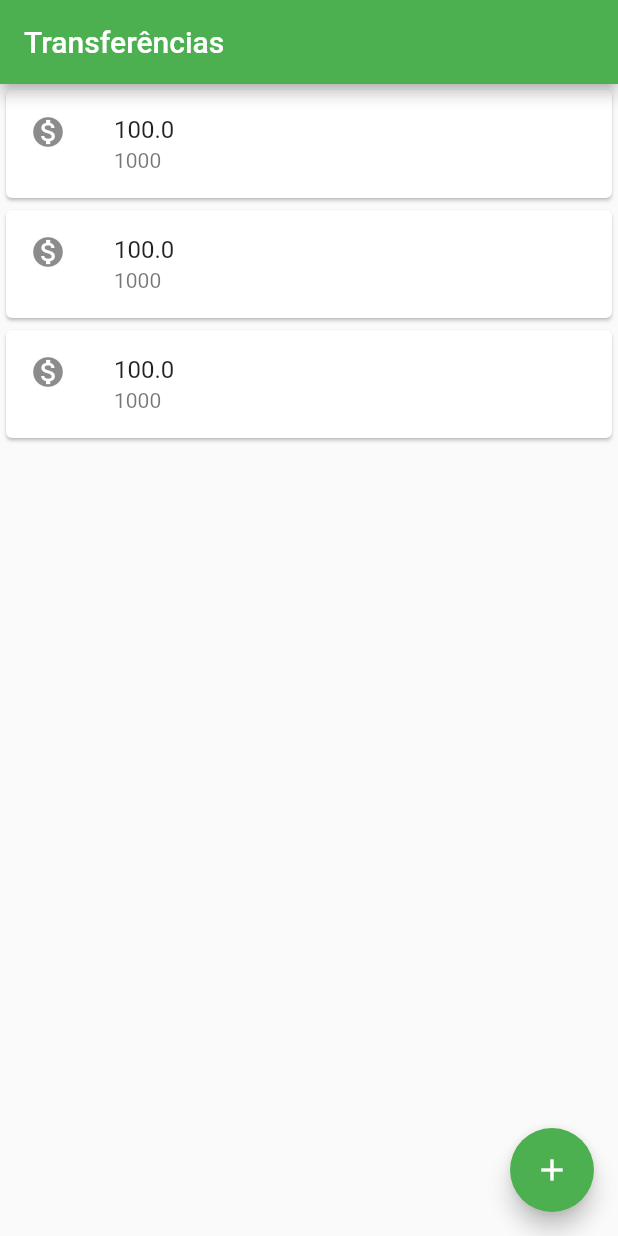
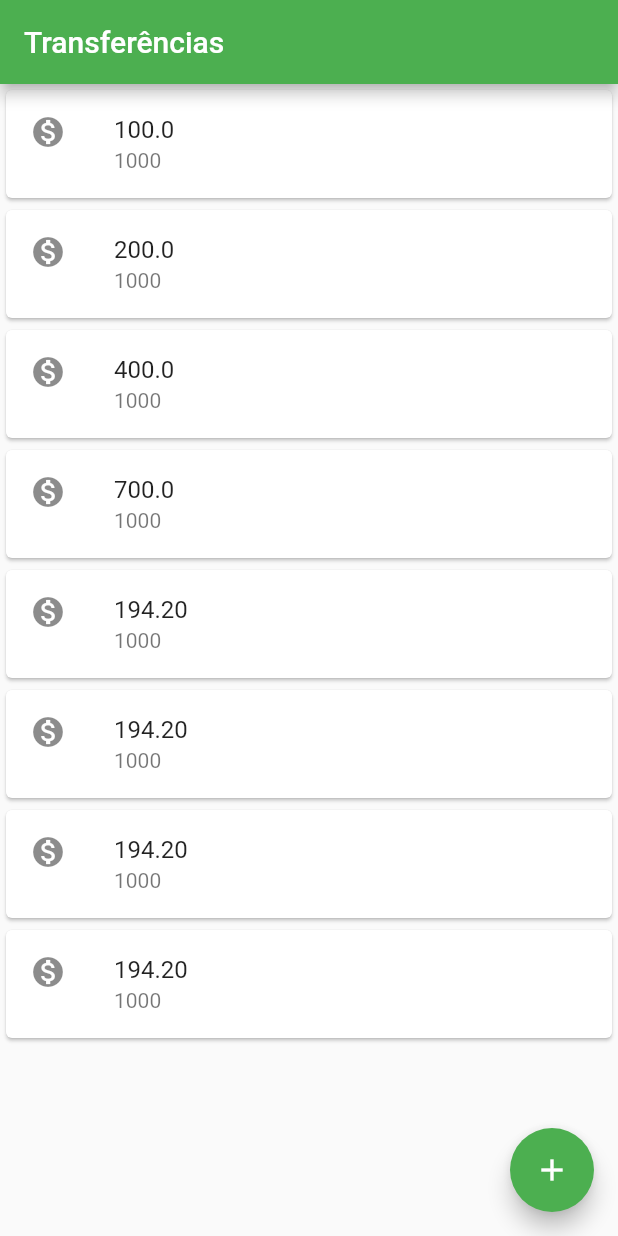
Before and after one commit to javascripto/dart, a Flutter app: the screen it shows after launch, on a phone screen of 412 x 824 dp. Run offline on Flutter 3.47's test engine with Material 2 defaults, Android fonts, the phone set to English and light mode, and no system bars.

Commit message:
separate componente into many

```diff
--- a/src/my_flutter_app/lib/main.dart
+++ b/src/my_flutter_app/lib/main.dart
@@ -1,4 +1,5 @@
 
+import 'dart:math';
 import 'package:flutter/material.dart';
 
 void main() {
@@ -17,31 +18,7 @@ class App extends StatelessWidget {
         appBar: AppBar(
           title: Text('Transferências'),
         ),
-        body: Column(
-          children: [
-            Card(
-              child: ListTile(
-                leading: Icon(Icons.monetization_on),
-                title: Text('100.0'),
-                subtitle: Text('1000'),
-              ),
-            ),
-            Card(
-              child: ListTile(
-                leading: Icon(Icons.monetization_on),
-                title: Text('100.0'),
-                subtitle: Text('1000'),
-              ),
-            ),
-            Card(
-              child: ListTile(
-                leading: Icon(Icons.monetization_on),
-                title: Text('100.0'),
-                subtitle: Text('1000'),
-              ),
-            ),
-          ],
-        ),
+        body: TransferenceList(),
         floatingActionButton: FloatingActionButton(
           child: Icon(Icons.add),
           onPressed: () {},
@@ -50,3 +27,40 @@ class App extends StatelessWidget {
     );
   }
 }
+
+class TransferenceList extends StatelessWidget {
+  @override
+  Widget build(BuildContext context) {
+    return Column(
+      children: [
+        TransferenceItem(amount: '100.0', account: '1000'),
+        TransferenceItem(amount: '200.0', account: '1000'),
+        TransferenceItem(amount: '400.0', account: '1000'),
+        TransferenceItem(amount: '700.0', account: '1000'),
+      ] + List.generate(4, (index) => (
+        TransferenceItem(
+          amount: (Random().nextInt(100000) / 100).toStringAsFixed(2),
+          account: '1000',
+        )
+      )),
+    );
+  }
+}
+
+class TransferenceItem extends StatelessWidget {
+  final String amount;
+  final String account;
+
+  TransferenceItem({ required this.amount, required this.account });
+
+  @override
+  Widget build(BuildContext context) {
+    return Card(
+      child: ListTile(
+        leading: Icon(Icons.monetization_on),
+        title: Text(amount),
+        subtitle: Text(account),
+      ),
+    );
+  }
+}
```
